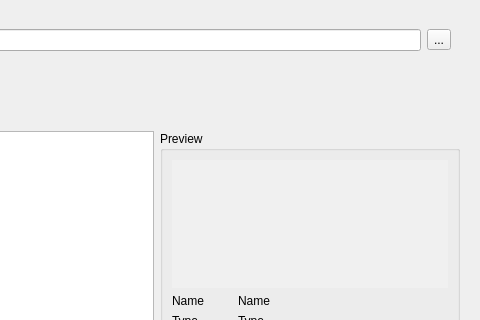
qgis/QGIS-Hub-Plugin, file qgis_hub_plugin/gui/resource_browser.ui: the form before one commit; both pictures show x 421 to 901 and y 0 to 320 of the 901 by 773 pixel window.
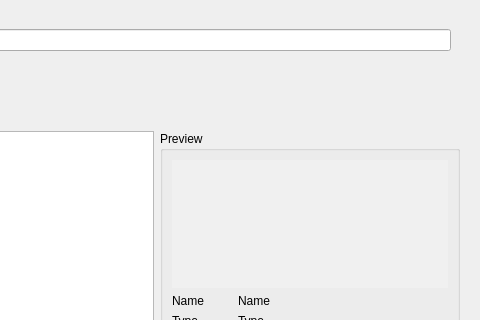
The form after the commit.

Commit message: Remove the unused tool button

```diff
--- a/qgis_hub_plugin/gui/resource_browser.ui
+++ b/qgis_hub_plugin/gui/resource_browser.ui
@@ -292,13 +292,6 @@
          <item>
           <widget class="QLineEdit" name="lineEditSearch"/>
          </item>
-         <item>
-          <widget class="QToolButton" name="toolButtonSearch">
-           <property name="text">
-            <string>...</string>
-           </property>
-          </widget>
-         </item>
         </layout>
        </widget>
       </item>
```
